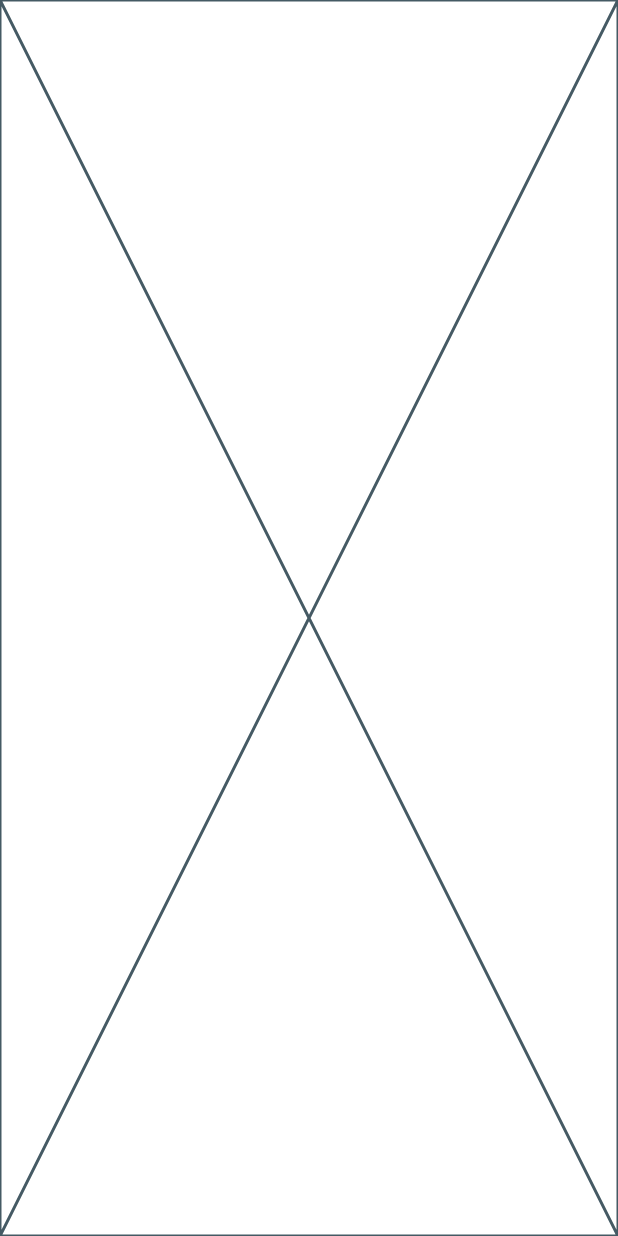
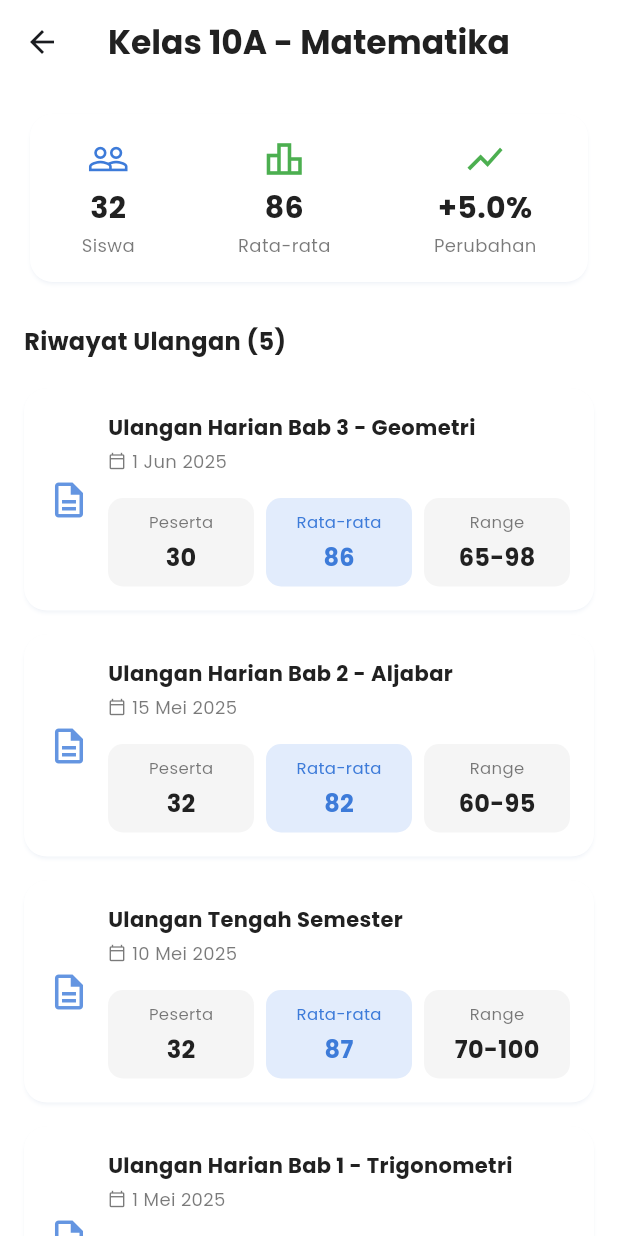
Before and after one commit to restuzaki/MentorA, a Flutter app: the ClassHistoryScreen screen opened directly, after a tap on "Kelas 10A", on a phone screen of 412 x 824 dp. Run offline on Flutter 3.47's test engine with Material 3 defaults, Android fonts, the phone set to English and light mode, and no system bars; our stand-ins replace fl_chart, shared_preferences, video_player; accounts and stored records are empty.

Commit message:
Add History Detail Screen on Teacher Dashboard

```diff
--- /dev/null
+++ b/lib/model/exam_result_model.dart
@@ -0,0 +1,15 @@
+class ExamResultModel {
+  final String title;
+  final String date;
+  final int participantCount;
+  final int averageScore;
+  final String scoreRange;
+
+  ExamResultModel({
+    required this.title,
+    required this.date,
+    required this.participantCount,
+    required this.averageScore,
+    required this.scoreRange,
+  });
+}
--- a/lib/screen/teacher/class_detail_screen.dart
+++ /dev/null
@@ -1,14 +0,0 @@
-import 'package:flutter/material.dart';
-
-import '../../model/class_history_model.dart';
-
-class ClassDetailScreen extends StatelessWidget {
-  final ClassHistoryModel classHistory;
-
-  const ClassDetailScreen({super.key, required this.classHistory});
-
-  @override
-  Widget build(BuildContext context) {
-    return const Placeholder();
-  }
-}
--- /dev/null
+++ b/lib/screen/teacher/class_history_detail_screen.dart
@@ -0,0 +1,187 @@
+import 'package:flutter/material.dart';
+import 'package:mentor_a/model/class_history_model.dart';
+import 'package:mentor_a/model/exam_result_model.dart';
+import 'package:mentor_a/style/custom_color.dart';
+
+class ClassDetailScreen extends StatelessWidget {
+  final ClassHistoryModel classHistory;
+
+  const ClassDetailScreen({super.key, required this.classHistory});
+
+  @override
+  Widget build(BuildContext context) {
+    final List<ExamResultModel> examResults = [
+      ExamResultModel(
+          title: "Ulangan Harian Bab 3 - Geometri",
+          date: "1 Jun 2025",
+          participantCount: 30,
+          averageScore: 86,
+          scoreRange: "65-98"),
+      ExamResultModel(
+          title: "Ulangan Harian Bab 2 - Aljabar",
+          date: "15 Mei 2025",
+          participantCount: 32,
+          averageScore: 82,
+          scoreRange: "60-95"),
+      ExamResultModel(
+          title: "Ulangan Tengah Semester",
+          date: "10 Mei 2025",
+          participantCount: 32,
+          averageScore: 87,
+          scoreRange: "70-100"),
+      ExamResultModel(
+          title: "Ulangan Harian Bab 1 - Trigonometri",
+          date: "1 Mei 2025",
+          participantCount: 31,
+          averageScore: 80,
+          scoreRange: "58-92"),
+      ExamResultModel(
+          title: "Quiz Fungsi Kuadrat",
+          date: "25 Apr 2025",
+          participantCount: 32,
+          averageScore: 78,
+          scoreRange: "55-90"),
+    ];
+
+    return Scaffold(
+      backgroundColor: CustomColor.backgroundColor,
+      appBar: AppBar(
+        backgroundColor: CustomColor.backgroundColor,
+        elevation: 0,
+        scrolledUnderElevation: 0,
+        surfaceTintColor: Colors.transparent,
+        title: Text(
+          '${classHistory.className} - ${classHistory.subject}',
+          style: const TextStyle(
+              color: CustomColor.textBlack, fontWeight: FontWeight.bold),
+        ),
+      ),
+      body: SingleChildScrollView(
+        padding: const EdgeInsets.all(16.0),
+        child: Column(
+          crossAxisAlignment: CrossAxisAlignment.start,
+          children: [
+            _buildSummaryCard(),
+            const SizedBox(height: 24),
+            Text(
+              'Riwayat Ulangan (${examResults.length})',
+              style: const TextStyle(
+                  fontSize: 16, fontWeight: FontWeight.bold, color: CustomColor.textBlack),
+            ),
+            const SizedBox(height: 12),
+            _buildExamHistoryList(examResults),
+          ],
+        ),
+      ),
+    );
+  }
+
+  Widget _buildSummaryCard() {
+    return Card(
+      color: CustomColor.backgroundColor,
+      shadowColor: CustomColor.primaryColor.withValues(alpha: 0.1),
+      shape: RoundedRectangleBorder(
+        borderRadius: BorderRadius.circular(15),
+      ),
+      child: Padding(
+        padding: const EdgeInsets.symmetric(vertical: 16.0),
+        child: Row(
+          mainAxisAlignment: MainAxisAlignment.spaceAround,
+          children: [
+            _buildSummaryItem(Icons.people_outline, classHistory.studentCount.toString(), "Siswa", CustomColor.textBlue),
+            _buildSummaryItem(Icons.leaderboard_outlined, "86", "Rata-rata", Colors.green),
+            _buildSummaryItem(Icons.show_chart, "+${classHistory.percentageChange}%", "Perubahan", Colors.green),
+          ],
+        ),
+      ),
+    );
+  }
+
+  Widget _buildSummaryItem(IconData icon, String value, String label, Color color) {
+    return Column(
+      children: [
+        Icon(icon, color: color, size: 28),
+        const SizedBox(height: 4),
+        Text(value, style: TextStyle(fontSize: 20, fontWeight: FontWeight.bold, color: CustomColor.textBlack)),
+        const SizedBox(height: 2),
+        Text(label, style: TextStyle(fontSize: 12, color: CustomColor.textBlack.withValues(alpha: 0.6))),
+      ],
+    );
+  }
+
+  Widget _buildExamHistoryList(List<ExamResultModel> examResults) {
+    return ListView.builder(
+      shrinkWrap: true,
+      physics: const NeverScrollableScrollPhysics(),
+      itemCount: examResults.length,
+      itemBuilder: (context, index) {
+        final item = examResults[index];
+        return Card(
+          margin: const EdgeInsets.symmetric(vertical: 8),
+          color: CustomColor.backgroundColor,
+          shadowColor: CustomColor.primaryColor.withValues(alpha: 0.1),
+          shape: RoundedRectangleBorder(
+            borderRadius: BorderRadius.circular(15),
+          ),
+          child: Padding(
+            padding: const EdgeInsets.all(16.0),
+            child: Row(
+              children: [
+                Icon(Icons.description_outlined, color: CustomColor.textBlue.withValues(alpha: 0.8), size: 28),
+                const SizedBox(width: 12),
+                Expanded(
+                  child: Column(
+                    crossAxisAlignment: CrossAxisAlignment.start,
+                    children: [
+                      Column(
+                          crossAxisAlignment: CrossAxisAlignment.start,
+                          children: [
+                            Text(item.title, style: const TextStyle(fontSize: 14, fontWeight: FontWeight.bold, color: CustomColor.textBlack)),
+                            const SizedBox(height: 4),
+                            Row(
+                              children: [
+                                Icon(Icons.calendar_today_outlined, color: CustomColor.textBlack.withValues(alpha: 0.6), size: 12),
+                                const SizedBox(width: 4),
+                                Text(item.date, style: TextStyle(fontSize: 12, color: CustomColor.textBlack.withValues(alpha: 0.6))),
+                              ],
+                            ),
+                          ],
+                      ),
+                      const SizedBox(height: 16),
+                      Row(
+                        mainAxisAlignment: MainAxisAlignment.start,
+                        spacing: 8,
+                        children: [
+                          Expanded(child: _buildExamStat("Peserta", item.participantCount.toString())),
+                          Expanded(child: _buildExamStat("Rata-rata", item.averageScore.toString(), highlight: true)),
+                          Expanded(child: _buildExamStat("Range", item.scoreRange)),
+                        ],
+                      )
+                    ],
+                  ),
+                ),
+              ],
+            ),
+          ),
+        );
+      },
+    );
+  }
+
+  Widget _buildExamStat(String label, String value, {bool highlight = false}) {
+    return Container(
+      padding: const EdgeInsets.symmetric(horizontal: 16, vertical: 8),
+      decoration: BoxDecoration(
+        color: highlight ? CustomColor.accentColor.withValues(alpha: 0.5) : Colors.grey.shade100,
+        borderRadius: BorderRadius.circular(10),
+      ),
+      child: Column(
+        children: [
+          Text(label, style: TextStyle(fontSize: 11, color: highlight? CustomColor.textBlue : CustomColor.textBlack.withValues(alpha: 0.6))),
+          const SizedBox(height: 4),
+          Text(value, style: TextStyle(fontSize: 16, fontWeight: FontWeight.bold, color: highlight? CustomColor.textBlue :CustomColor.textBlack)),
+        ],
+      ),
+    );
+  }
+}
--- a/lib/screen/teacher/class_history_screen.dart
+++ b/lib/screen/teacher/class_history_screen.dart
@@ -1,7 +1,8 @@
 import 'package:flutter/material.dart';
 import 'package:mentor_a/model/class_history_model.dart';
-import 'package:mentor_a/screen/teacher/class_detail_screen.dart';
+import 'package:mentor_a/screen/teacher/class_history_detail_screen.dart';
 import 'package:mentor_a/style/custom_color.dart';
+import 'package:mentor_a/widget/class_history_card.dart';
 
 class ClassHistoryScreen extends StatelessWidget {
   const ClassHistoryScreen({super.key});
@@ -55,11 +56,18 @@ class ClassHistoryScreen extends StatelessWidget {
         surfaceTintColor: CustomColor.backgroundColor,
       ),
       body: ListView.builder(
+        padding: const EdgeInsets.symmetric(horizontal: 16),
         itemCount: history.length,
         itemBuilder: (context, index) {
           final item = history[index];
-          return GestureDetector(
-            onTap: () {
+          return ClassHistoryCard(
+            model: item,
+            color: item.subject == "Matematika"
+                ? CustomColor.accentColor
+                : item.subject == "Fisika"
+                    ? Colors.green
+                    : Colors.purple,
+            onClick: () {
               Navigator.push(
                 context,
                 MaterialPageRoute(
@@ -67,63 +75,6 @@ class ClassHistoryScreen extends StatelessWidget {
                 ),
               );
             },
-            child: Card(
-              margin: const EdgeInsets.symmetric(horizontal: 16, vertical: 8),
-              color: CustomColor.backgroundColor,
-              shadowColor: CustomColor.primaryColor.withValues(alpha: 0.1),
-              shape: RoundedRectangleBorder(
-                borderRadius: BorderRadius.circular(15),
-              ),
-              child: Padding(
-                padding: const EdgeInsets.all(16.0),
-                child: Column(
-                  crossAxisAlignment: CrossAxisAlignment.start,
-                  children: [
-                    Row(
-                      mainAxisAlignment: MainAxisAlignment.spaceBetween,
-                      children: [
-                        Text(item.className, style: const TextStyle(fontSize: 16, fontWeight: FontWeight.bold, color: CustomColor.textBlack)),
-                        Row(
-                          children: [
-                            Icon(
-                              item.isIncrease ? Icons.arrow_upward : Icons.arrow_downward,
-                              color: item.isIncrease ? Colors.green : Colors.red,
-                              size: 16,
-                            ),
-                            Text("${item.percentageChange}%", style: TextStyle(color: item.isIncrease ? Colors.green : Colors.red, fontSize: 14)),
-                          ],
-                        ),
-                      ],
-                    ),
-                    const SizedBox(height: 8),
-                    Chip(
-                      label: Text(item.subject),
-                      backgroundColor: CustomColor.accentColor,
-                      labelStyle: const TextStyle(color: CustomColor.textBlue, fontSize: 12),
-                    ),
-                    const SizedBox(height: 12),
-                    Row(
-                      children: [
-                        Icon(Icons.people_outline, color: CustomColor.textBlack.withValues(alpha: 0.6), size: 20),
-                        const SizedBox(width: 8),
-                        Text("${item.studentCount} Siswa", style: TextStyle(fontSize: 14, color: CustomColor.textBlack.withValues(alpha: 0.6))),
-                      ],
-                    ),
-                    const SizedBox(height: 8),
-                    Text("Rata-rata Nilai", style: TextStyle(fontSize: 14, color: CustomColor.textBlack.withValues(alpha: 0.6))),
-                    Text(item.averageScore.toString(), style: const TextStyle(fontSize: 32, fontWeight: FontWeight.bold, color: CustomColor.textBlack)),
-                    const SizedBox(height: 12),
-                    Row(
-                      children: [
-                        Icon(Icons.calendar_today_outlined, color: CustomColor.textBlack.withValues(alpha: 0.6), size: 16),
-                        const SizedBox(width: 8),
-                        Text("Update: ${item.lastUpdate}", style: TextStyle(fontSize: 12, color: CustomColor.textBlack.withValues(alpha: 0.6))),
-                      ],
-                    ),
-                  ],
-                ),
-              ),
-            ),
           );
         },
       ),
--- a/lib/screen/teacher/dashboard_teacher_screen.dart
+++ b/lib/screen/teacher/dashboard_teacher_screen.dart
@@ -2,7 +2,7 @@ import 'package:fl_chart/fl_chart.dart';
 import 'package:flutter/material.dart';
 import 'package:mentor_a/model/class_history_model.dart';
 import 'package:mentor_a/screen/notif_screen.dart';
-import 'package:mentor_a/screen/teacher/class_detail_screen.dart';
+import 'package:mentor_a/screen/teacher/class_history_detail_screen.dart';
 import 'package:mentor_a/screen/teacher/class_history_screen.dart';
 import 'package:mentor_a/style/custom_color.dart';
 import 'package:mentor_a/widget/class_history_card.dart';
@@ -108,7 +108,7 @@ class DashboardTeacherScreen extends StatelessWidget {
               ],
             ),
             const SizedBox(height: 12),
-            _buildClassHistoryList(history),
+            _buildClassHistoryList(context, history),
           ],
         ),
       ),
@@ -376,7 +376,8 @@ class DashboardTeacherScreen extends StatelessWidget {
     );
   }
 
-  Widget _buildClassHistoryList(List<ClassHistoryModel> history) {
+  Widget _buildClassHistoryList(
+      BuildContext context, List<ClassHistoryModel> history) {
     return ListView.builder(
       shrinkWrap: true,
       physics: const NeverScrollableScrollPhysics(),
@@ -384,14 +385,20 @@ class DashboardTeacherScreen extends StatelessWidget {
       itemBuilder: (context, index) {
         final item = history[index];
         return ClassHistoryCard(
-          className: item.className,
-          subject: item.subject,
-          studentCount: item.studentCount,
-          averageScore: item.averageScore,
-          lastUpdate: item.lastUpdate,
-          percentageChange: item.percentageChange,
-          isIncrease: item.isIncrease,
-          color: CustomColor.primaryColor,
+          model: item,
+          color: item.subject == "Matematika"
+              ? CustomColor.primaryColor
+              : item.subject == "Fisika"
+                  ? Colors.green
+                  : Colors.purple,
+          onClick: () {
+            Navigator.push(
+              context,
+              MaterialPageRoute(
+                builder: (context) => ClassDetailScreen(classHistory: item),
+              ),
+            );
+          },
         );
       },
     );
--- a/lib/widget/class_history_card.dart
+++ b/lib/widget/class_history_card.dart
@@ -1,31 +1,24 @@
 import 'package:flutter/material.dart';
+import 'package:mentor_a/model/class_history_model.dart';
 import 'package:mentor_a/style/custom_color.dart';
 
 class ClassHistoryCard extends StatelessWidget {
-  final String className;
-  final String subject;
-  final int studentCount;
-  final int averageScore;
-  final String lastUpdate;
-  final double percentageChange;
-  final bool isIncrease;
+  final ClassHistoryModel model;
   final Color color;
+  final VoidCallback onClick;
 
   const ClassHistoryCard({
     super.key,
-    required this.className,
-    required this.subject,
-    required this.studentCount,
-    required this.averageScore,
-    required this.lastUpdate,
-    required this.percentageChange,
-    required this.isIncrease,
+    required this.model,
     required this.color,
+    required this.onClick,
   });
 
   @override
   Widget build(BuildContext context) {
-    return Container(
+    return GestureDetector(
+      onTap: onClick,
+      child: Container(
         margin: const EdgeInsets.symmetric(vertical: 8),
         decoration: BoxDecoration(
           color: CustomColor.backgroundColor,
@@ -41,22 +34,22 @@ class ClassHistoryCard extends StatelessWidget {
               Row(
                 mainAxisAlignment: MainAxisAlignment.spaceBetween,
                 children: [
-                Text(className, style: TextStyle(fontSize: 16, fontWeight: FontWeight.bold, color: color)),
+                  Text(model.className, style: TextStyle(fontSize: 16, fontWeight: FontWeight.bold, color: color)),
                   Row(
                     children: [
                       Icon(
-                      isIncrease ? Icons.arrow_upward : Icons.arrow_downward,
-                      color: isIncrease ? Colors.green : Colors.red,
+                        model.isIncrease ? Icons.arrow_upward : Icons.arrow_downward,
+                        color: model.isIncrease ? Colors.green : Colors.red,
                         size: 16,
                       ),
-                    Text("$percentageChange%", style: TextStyle(color: isIncrease ? Colors.green : Colors.red, fontSize: 14)),
+                      Text("${model.percentageChange}%", style: TextStyle(color: model.isIncrease ? Colors.green : Colors.red, fontSize: 14)),
                     ],
                   ),
                 ],
               ),
               const SizedBox(height: 8),
               Chip(
-              label: Text(subject),
+                label: Text(model.subject),
                 backgroundColor: color.withValues(alpha: 0.2),
                 labelStyle: TextStyle(color: color, fontSize: 12),
               ),
@@ -65,25 +58,26 @@ class ClassHistoryCard extends StatelessWidget {
                 children: [
                   Icon(Icons.people_outline, color: CustomColor.textBlack.withValues(alpha: 0.6), size: 20),
                   const SizedBox(width: 8),
-                Text("$studentCount Siswa", style: TextStyle(fontSize: 14, color: CustomColor.textBlack.withValues(alpha: 0.6))),
+                  Text("${model.studentCount} Siswa", style: TextStyle(fontSize: 14, color: CustomColor.textBlack.withValues(alpha: 0.6))),
                 ],
               ),
               const SizedBox(height: 8),
               Text("Rata-rata Nilai", style: TextStyle(fontSize: 14, color: color)),
-            Text(averageScore.toString(), style: TextStyle(fontSize: 32, fontWeight: FontWeight.bold, color: color)),
+              Text(model.averageScore.toString(), style: TextStyle(fontSize: 32, fontWeight: FontWeight.bold, color: color)),
               const SizedBox(height: 12),
               const Divider(),
               const SizedBox(height: 12),
               Row(
                 children: [
-                Icon(Icons.calendar_today_outlined, color: CustomColor.textBlack.withOpacity(0.6), size: 16),
+                  Icon(Icons.calendar_today_outlined, color: CustomColor.textBlack.withValues(alpha: 0.6), size: 16),
                   const SizedBox(width: 8),
-                Text("Update: $lastUpdate", style: TextStyle(fontSize: 12, color: CustomColor.textBlack.withOpacity(0.6))),
+                  Text("Update: ${model.lastUpdate}", style: TextStyle(fontSize: 12, color: CustomColor.textBlack.withValues(alpha: 0.6))),
                 ],
               ),
             ],
           ),
         ),
+      ),
     );
   }
 }
```
Lines whose indentation alone changed are shown as unchanged.
